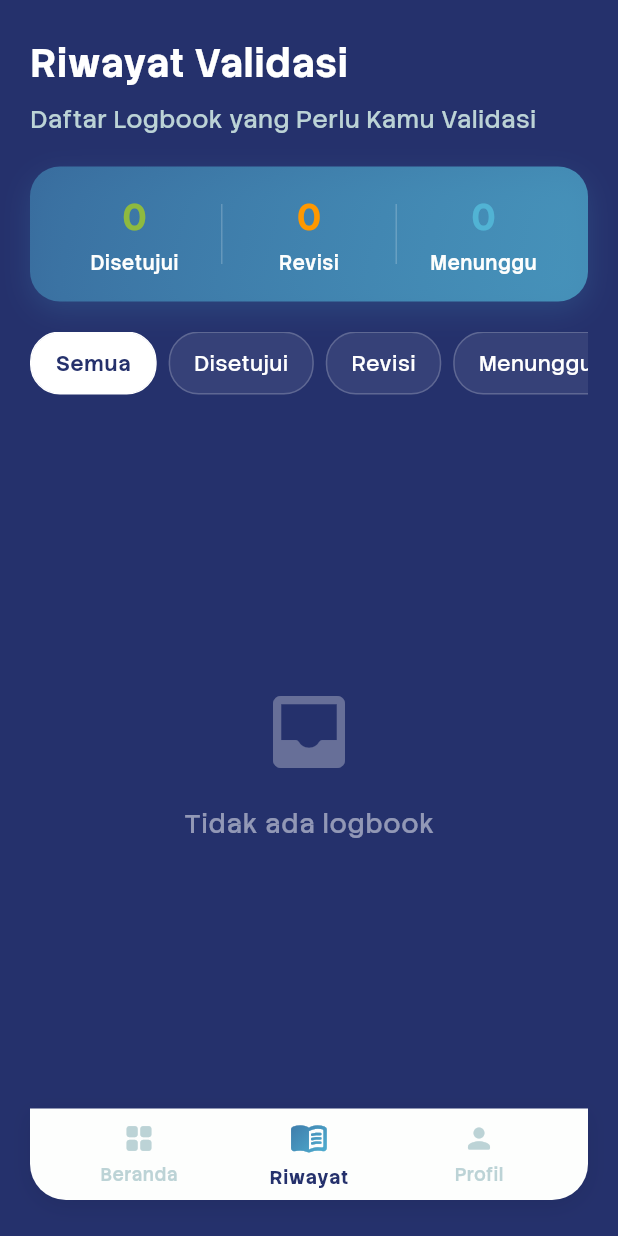
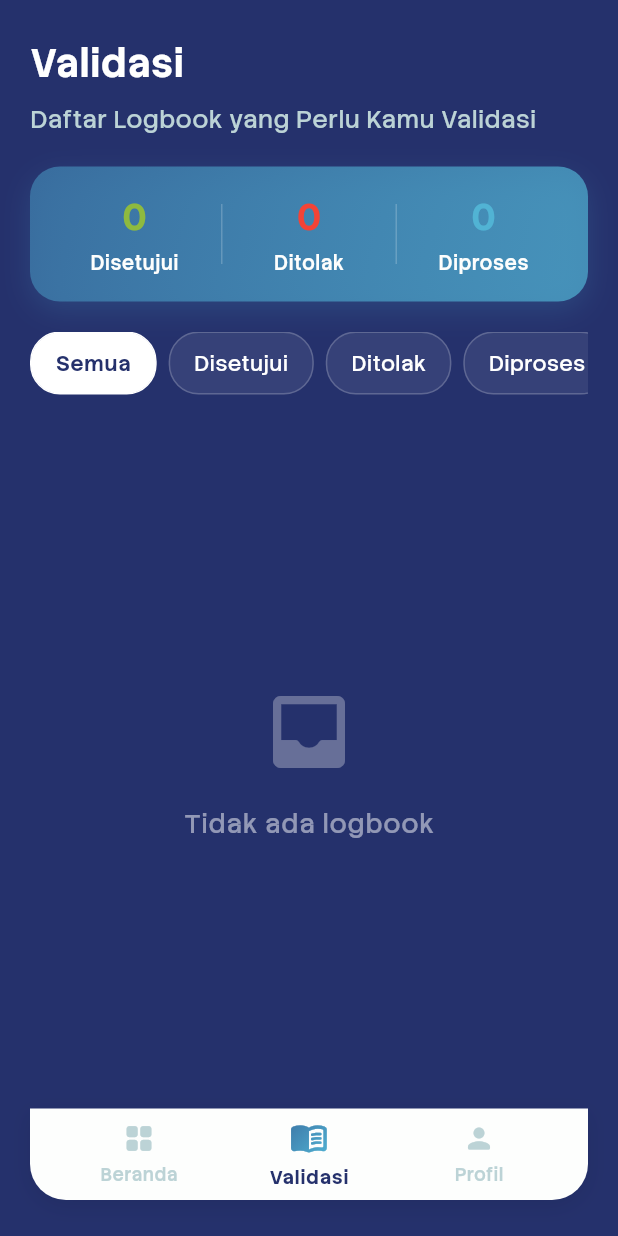
Before and after one commit to jadennatha/SistemBimbinganMagang, a Flutter app: the DosenHomeShell screen opened by its route, item 2 of the bottom bar chosen, on a phone screen of 412 x 824 dp. Run offline on Flutter 3.47's test engine with Material 3 defaults, Android fonts, the phone set to English and light mode, and no system bars; our stand-ins replace cloud_firestore, firebase_auth, firebase_core, flutter_local_notifications; accounts and stored records are empty.

Commit message:
Update - kecil-kecilan

```diff
--- a/lib/core/models/user_model.dart
+++ b/lib/core/models/user_model.dart
@@ -40,7 +40,7 @@ class UserModel {
   // FUNGSI 1: Mengubah Data dari Firestore (Map) ke Object Dart
   // Dipakai saat mengambil data (Get / Read)
   factory UserModel.fromMap(Map<String, dynamic> data) {
-    DateTime? _parseDate(dynamic value) {
+    DateTime? parseDate(dynamic value) {
       if (value == null) return null;
       if (value is DateTime) return value;
       if (value is String) return DateTime.tryParse(value);
@@ -63,8 +63,8 @@ class UserModel {
       posisi: data['posisi'],
       nip: data['nip'],
       fakultas: data['fakultas'],
-      tglMulai: _parseDate(data['tglMulai']),
-      tglSelesai: _parseDate(data['tglSelesai'])
+      tglMulai: parseDate(data['tglMulai']),
+      tglSelesai: parseDate(data['tglSelesai'])
     );
   }
 
--- a/lib/features/mahasiswa/presentation/logbook_content.dart
+++ b/lib/features/mahasiswa/presentation/logbook_content.dart
@@ -587,7 +587,7 @@ class _StatusFilterChipsRow extends StatelessWidget {
           ),
           const SizedBox(width: 8),
           _FilterChip(
-            label: 'Menunggu',
+            label: 'Diproses',
             selected: selectedFilter == 'pending',
             onTap: () => onFilterChanged('pending'),
           ),
--- a/lib/features/mahasiswa/presentation/logbook_detail_screen.dart
+++ b/lib/features/mahasiswa/presentation/logbook_detail_screen.dart
@@ -16,7 +16,7 @@ class LogbookDetailScreen extends StatelessWidget {
   String _getStatusText(String status) {
     if (status == 'approved') return 'Disetujui';
     if (status == 'rejected') return 'Ditolak';
-    return 'Pending';
+    return 'Diproses';
   }
 
   String _formatDate(DateTime date) {
@@ -77,7 +77,7 @@ class LogbookDetailScreen extends StatelessWidget {
             if (logbook.komentar.isNotEmpty) ...[
               const SizedBox(height: 24),
               _DetailItem(
-                label: 'Komentar',
+                label: 'Alasan',
                 value: logbook.komentar,
                 isMultiline: true,
               ),
--- a/lib/features/notification/presentation/logbook_detail_dialog.dart
+++ b/lib/features/notification/presentation/logbook_detail_dialog.dart
@@ -230,7 +230,7 @@ class LogbookDetailDialog extends StatelessWidget {
     } else if (status == 'rejected') {
       return 'REJECTED';
     }
-    return 'PENDING';
+    return 'Diproses';
   }
 
   String _formatDate(DateTime date) {
--- a/lib/features/pembimbing/data/logbook_validation_models.dart
+++ b/lib/features/pembimbing/data/logbook_validation_models.dart
@@ -31,9 +31,9 @@ class LogbookValidationItem {
   String get statusLabel {
     switch (status) {
       case LogbookStatus.waiting:
-        return 'Menunggu cek';
+        return 'Diproses';
       case LogbookStatus.revision:
-        return 'Perlu revisi';
+        return 'Ditolak';
       case LogbookStatus.approved:
         return 'Disetujui';
     }
--- a/lib/features/pembimbing/presentation/dosen_dashboard_content.dart
+++ b/lib/features/pembimbing/presentation/dosen_dashboard_content.dart
@@ -358,10 +358,10 @@ class _DosenDashboardContentState extends State<DosenDashboardContent>
                   ),
                   const SizedBox(width: 10),
                   _buildAnimatedMiniStat(
-                    'Revisi',
+                    'Ditolak',
                     stats.revisionCount,
-                    Icons.refresh_rounded,
-                    const Color(0xFFF59E0B),
+                    Icons.cancel_rounded,
+                    Colors.red,
                     1,
                   ),
                   const SizedBox(width: 10),
@@ -557,7 +557,7 @@ class _DosenDashboardContentState extends State<DosenDashboardContent>
                       if (!isLast) const SizedBox(height: 10),
                     ],
                   );
-                }).toList(),
+                }),
             ],
           ),
         );
@@ -575,9 +575,9 @@ class _DosenDashboardContentState extends State<DosenDashboardContent>
       title = 'Logbook Disetujui';
       color = AppColors.greenArrow;
     } else if (item.isRevision) {
-      icon = Icons.replay_rounded;
-      title = 'Revisi Diminta';
-      color = Colors.orange;
+      icon = Icons.cancel_rounded;
+      title = 'Ditolak';
+      color = Colors.red;
     } else {
       icon = Icons.edit_note_rounded;
       title = 'Logbook baru';
--- a/lib/features/pembimbing/presentation/dosen_floating_navbar.dart
+++ b/lib/features/pembimbing/presentation/dosen_floating_navbar.dart
@@ -22,7 +22,7 @@ class DosenFloatingNavbar extends StatelessWidget {
     ),
     _NavItemData(
       icon: Icons.menu_book_rounded,
-      label: isMentor ? 'Validasi' : 'Riwayat',
+      label: 'Validasi',
       accent1: AppColors.navy,
       accent2: AppColors.blueBook,
     ),
--- a/lib/features/pembimbing/presentation/dosen_history_screen.dart
+++ b/lib/features/pembimbing/presentation/dosen_history_screen.dart
@@ -23,7 +23,7 @@ class _DosenHistoryScreenState extends State<DosenHistoryScreen>
   final LogbookValidationService _validationService =
       LogbookValidationService();
 
-  final List<String> _filters = ['Semua', 'Disetujui', 'Revisi', 'Menunggu'];
+  final List<String> _filters = ['Semua', 'Disetujui', 'Ditolak', 'Diproses'];
 
   @override
   void initState() {
@@ -52,10 +52,10 @@ class _DosenHistoryScreenState extends State<DosenHistoryScreen>
     if (_selectedFilter == 'Disetujui') {
       return allItems.where((e) => e.status == LogbookStatus.approved).toList();
     }
-    if (_selectedFilter == 'Revisi') {
+    if (_selectedFilter == 'Ditolak') {
       return allItems.where((e) => e.status == LogbookStatus.revision).toList();
     }
-    if (_selectedFilter == 'Menunggu') {
+    if (_selectedFilter == 'Diproses') {
       return allItems.where((e) => e.status == LogbookStatus.waiting).toList();
     }
     return allItems;
@@ -100,7 +100,7 @@ class _DosenHistoryScreenState extends State<DosenHistoryScreen>
                 children: [
                   // Header
                   Text(
-                    'Riwayat Validasi',
+                    'Validasi',
                     style: textTheme.headlineSmall?.copyWith(
                       color: Colors.white,
                       fontWeight: FontWeight.w700,
@@ -248,14 +248,14 @@ class _DosenHistoryScreenState extends State<DosenHistoryScreen>
           _buildStatDivider(),
           _buildStatItem(
             revisionCount.toString(),
-            'Revisi',
-            Colors.orange,
+            'Ditolak',
+            Colors.red,
             Icons.edit_note_rounded,
           ),
           _buildStatDivider(),
           _buildStatItem(
             waitingCount.toString(),
-            'Menunggu',
+            'Diproses',
             AppColors.blueBook,
             Icons.hourglass_top_rounded,
           ),
@@ -353,7 +353,7 @@ class _HistoryCard extends StatelessWidget {
       case LogbookStatus.approved:
         return AppColors.greenArrow;
       case LogbookStatus.revision:
-        return Colors.orange;
+        return Colors.red;
       case LogbookStatus.waiting:
         return AppColors.blueBook;
     }
@@ -364,7 +364,7 @@ class _HistoryCard extends StatelessWidget {
       case LogbookStatus.approved:
         return Icons.check_circle_rounded;
       case LogbookStatus.revision:
-        return Icons.replay_rounded;
+        return Icons.cancel_rounded;
       case LogbookStatus.waiting:
         return Icons.schedule_rounded;
     }
--- a/lib/features/pembimbing/presentation/logbook_validation_detail_screen.dart
+++ b/lib/features/pembimbing/presentation/logbook_validation_detail_screen.dart
@@ -315,8 +315,7 @@ class _LogbookValidationDetailScreenState
                                             ? null
                                             : () => _showRevisionSheet(context),
                                         style: ElevatedButton.styleFrom(
-                                          backgroundColor:
-                                              Colors.orange.shade600,
+                                          backgroundColor: Colors.red,
                                           foregroundColor: Colors.white,
                                           shape: RoundedRectangleBorder(
                                             borderRadius: BorderRadius.circular(
@@ -336,7 +335,7 @@ class _LogbookValidationDetailScreenState
                                                       >(Colors.white),
                                                 ),
                                               )
-                                            : const Text('Minta Revisi'),
+                                            : const Text('Tolak'),
                                       ),
                                     ),
                                   ),
@@ -508,13 +507,13 @@ class _LogbookValidationDetailScreenState
                             Navigator.of(sheetContext).pop(note);
                           },
                           style: ElevatedButton.styleFrom(
-                            backgroundColor: Colors.orange.shade600,
+                            backgroundColor: Colors.red,
                             foregroundColor: Colors.white,
                             shape: RoundedRectangleBorder(
                               borderRadius: BorderRadius.circular(14),
                             ),
                           ),
-                          child: const Text('Kirim Revisi'),
+                          child: const Text('Kirim'),
                         ),
                       ),
                     ],
@@ -533,9 +532,9 @@ class _LogbookValidationDetailScreenState
         if (mounted) {
           await _showStatusDialog(
             context,
-            title: 'Revisi Dikirim',
-            message: 'Alasan Revisi sudah terkirim ke Mahasiswa.',
-            color: Colors.orange.shade600,
+            title: 'Ditolak',
+            message: 'Alasan Penolakan sudah terkirim ke Mahasiswa.',
+            color: Colors.red,
           );
           if (mounted) {
             Navigator.of(context).pop(); // Return to history screen
@@ -583,10 +582,7 @@ class _LogbookValidationDetailScreenState
                     gradient: LinearGradient(
                       colors: color == AppColors.greenArrow
                           ? [Colors.green.shade400, Colors.teal.shade400]
-                          : [
-                              Colors.orange.shade400,
-                              Colors.deepOrange.shade400,
-                            ],
+                          : [Colors.red.shade300, Colors.deepOrange.shade400],
                       begin: Alignment.topLeft,
                       end: Alignment.bottomRight,
                     ),
--- a/lib/features/pembimbing/presentation/logbook_validation_list_screen.dart
+++ b/lib/features/pembimbing/presentation/logbook_validation_list_screen.dart
@@ -141,7 +141,7 @@ class _SummaryCard extends StatelessWidget {
                   crossAxisAlignment: CrossAxisAlignment.start,
                   children: [
                     Text(
-                      'Logbook menunggu cek',
+                      'Logbook diproses',
                       style: textTheme.bodyMedium?.copyWith(
                         color: Colors.white,
                         fontWeight: FontWeight.w700,
@@ -149,7 +149,7 @@ class _SummaryCard extends StatelessWidget {
                     ),
                     const SizedBox(height: 2),
                     Text(
-                      'Tinjau entri dan beri status Disetujui atau Revisi.',
+                      'Tinjau entri dan beri status Disetujui atau Ditolak.',
                       style: textTheme.bodySmall?.copyWith(
                         color: Colors.white.withOpacity(0.9),
                       ),
@@ -161,12 +161,12 @@ class _SummaryCard extends StatelessWidget {
           ),
           const SizedBox(height: 12),
           _SummaryLine(
-            label: 'Menunggu cek',
+            label: 'Diproses',
             count: summary.waitingCount,
             dotColor: const Color(0xFFB4E5FF),
           ),
           _SummaryLine(
-            label: 'Perlu revisi',
+            label: 'Ditolak',
             count: summary.revisionCount,
             dotColor: const Color(0xFFFFD18A),
           ),
@@ -241,14 +241,14 @@ class _StatusFilterRow extends StatelessWidget {
     return Row(
       children: [
         _FilterChip(
-          label: 'Menunggu',
+          label: 'Diproses',
           selected: current == LogbookStatus.waiting,
           onTap: () => onChanged(LogbookStatus.waiting),
           textTheme: textTheme,
         ),
         const SizedBox(width: 8),
         _FilterChip(
-          label: 'Revisi',
+          label: 'Ditolak',
           selected: current == LogbookStatus.revision,
           onTap: () => onChanged(LogbookStatus.revision),
           textTheme: textTheme,
@@ -326,7 +326,7 @@ class _LogbookTile extends StatelessWidget {
         statusColor = AppColors.greenArrow;
         break;
       case LogbookStatus.revision:
-        statusColor = Colors.orange;
+        statusColor = Colors.red;
         break;
       case LogbookStatus.waiting:
       default:
```
